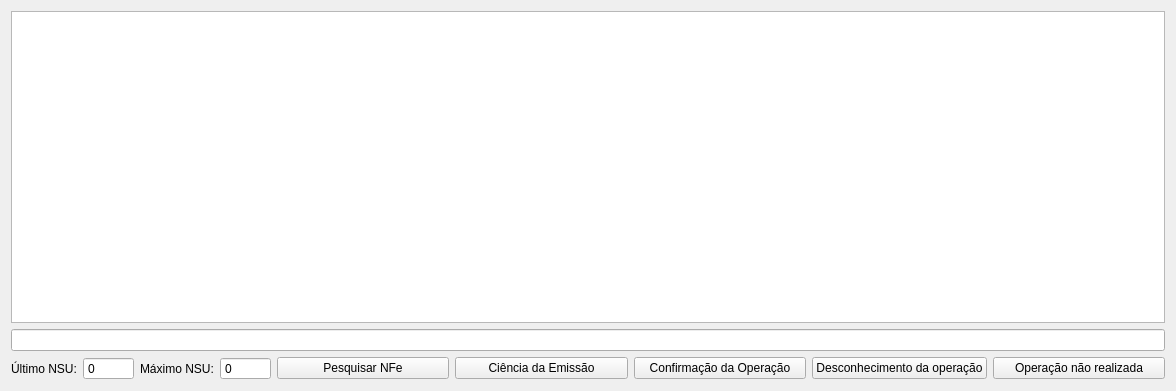
Above: ui/nfedistribuicao.ui from darktorres/ERP-STACCATO before the change. Below: the same form after it.
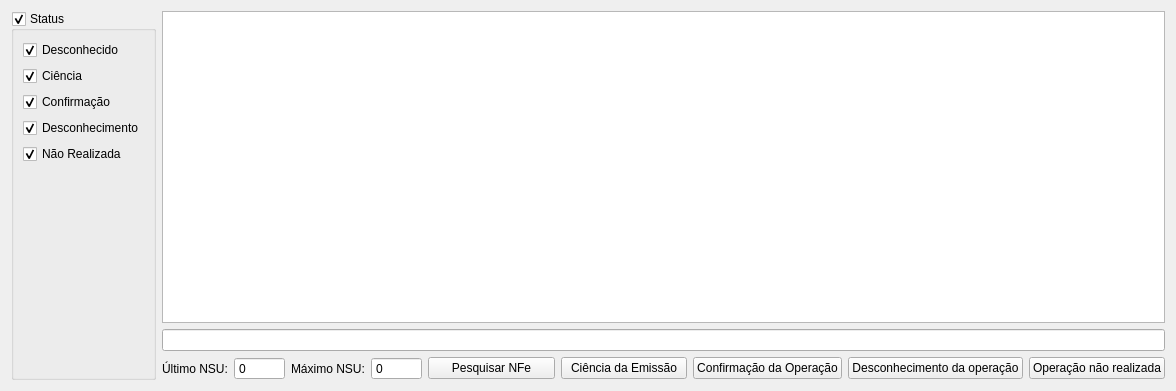
That is the form after the change. Custom widgets are drawn as their Qt base class.

Commit message: Filtros na tela de NFe Distribuição

Diff of the .ui file:
```diff
--- a/ui/nfedistribuicao.ui
+++ b/ui/nfedistribuicao.ui
@@ -14,7 +14,26 @@
    <string>Form</string>
   </property>
   <layout class="QGridLayout" name="gridLayout">
-   <item row="2" column="0">
+   <item row="1" column="1">
+    <widget class="TableView" name="table">
+     <property name="mouseTracking">
+      <bool>true</bool>
+     </property>
+     <property name="editTriggers">
+      <set>QAbstractItemView::NoEditTriggers</set>
+     </property>
+     <property name="selectionMode">
+      <enum>QAbstractItemView::MultiSelection</enum>
+     </property>
+     <property name="selectionBehavior">
+      <enum>QAbstractItemView::SelectRows</enum>
+     </property>
+     <property name="sortingEnabled">
+      <bool>true</bool>
+     </property>
+    </widget>
+   </item>
+   <item row="3" column="1">
     <layout class="QHBoxLayout" name="horizontalLayout_2">
      <item>
       <widget class="QLabel" name="label">
@@ -129,30 +148,89 @@
      </item>
     </layout>
    </item>
-   <item row="1" column="0">
+   <item row="2" column="1">
     <layout class="QHBoxLayout" name="horizontalLayout">
      <item>
       <widget class="QLineEdit" name="lineEditCNPJ"/>
      </item>
     </layout>
    </item>
-   <item row="0" column="0">
-    <widget class="TableView" name="table">
-     <property name="mouseTracking">
+   <item row="1" column="0" rowspan="3">
+    <widget class="QGroupBox" name="groupBoxFiltros">
+     <property name="title">
+      <string>Status</string>
+     </property>
+     <property name="checkable">
       <bool>true</bool>
      </property>
-     <property name="editTriggers">
-      <set>QAbstractItemView::NoEditTriggers</set>
-     </property>
-     <property name="selectionMode">
-      <enum>QAbstractItemView::MultiSelection</enum>
-     </property>
-     <property name="selectionBehavior">
-      <enum>QAbstractItemView::SelectRows</enum>
-     </property>
-     <property name="sortingEnabled">
+     <property name="checked">
       <bool>true</bool>
      </property>
+     <layout class="QVBoxLayout" name="verticalLayout">
+      <item>
+       <widget class="QCheckBox" name="checkBoxDesconhecido">
+        <property name="text">
+         <string>Desconhecido</string>
+        </property>
+        <property name="checked">
+         <bool>true</bool>
+        </property>
+       </widget>
+      </item>
+      <item>
+       <widget class="QCheckBox" name="checkBoxCiencia">
+        <property name="text">
+         <string>Ciência</string>
+        </property>
+        <property name="checked">
+         <bool>true</bool>
+        </property>
+       </widget>
+      </item>
+      <item>
+       <widget class="QCheckBox" name="checkBoxConfirmacao">
+        <property name="text">
+         <string>Confirmação</string>
+        </property>
+        <property name="checked">
+         <bool>true</bool>
+        </property>
+       </widget>
+      </item>
+      <item>
+       <widget class="QCheckBox" name="checkBoxDesconhecimento">
+        <property name="text">
+         <string>Desconhecimento</string>
+        </property>
+        <property name="checked">
+         <bool>true</bool>
+        </property>
+       </widget>
+      </item>
+      <item>
+       <widget class="QCheckBox" name="checkBoxNaoRealizada">
+        <property name="text">
+         <string>Não Realizada</string>
+        </property>
+        <property name="checked">
+         <bool>true</bool>
+        </property>
+       </widget>
+      </item>
+      <item>
+       <spacer name="verticalSpacer">
+        <property name="orientation">
+         <enum>Qt::Vertical</enum>
+        </property>
+        <property name="sizeHint" stdset="0">
+         <size>
+          <width>20</width>
+          <height>40</height>
+         </size>
+        </property>
+       </spacer>
+      </item>
+     </layout>
     </widget>
    </item>
   </layout>
```
The commit also changes 2 other files.
